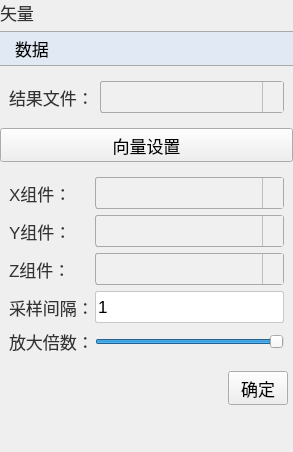
Before: the Qt Designer form plugins/Base_PostProcessing/VectorSettingWidget.ui in asd977/base_cae, drawn with Qt 5.
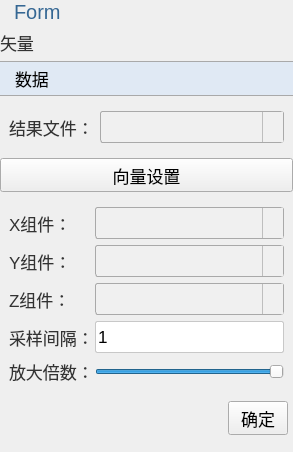
After: the same form once the commit is applied. Icons and pictures are not drawn.

Patch:
```diff
--- a/plugins/Base_PostProcessing/VectorSettingWidget.ui
+++ b/plugins/Base_PostProcessing/VectorSettingWidget.ui
@@ -124,6 +124,13 @@
    <property name="bottomMargin">
     <number>0</number>
    </property>
+   <item>
+    <widget class="QLabel" name="pageNameLabel">
+     <property name="text">
+      <string>Form</string>
+     </property>
+    </widget>
+   </item>
    <item>
     <widget class="QLabel" name="label">
      <property name="sizePolicy">
```
